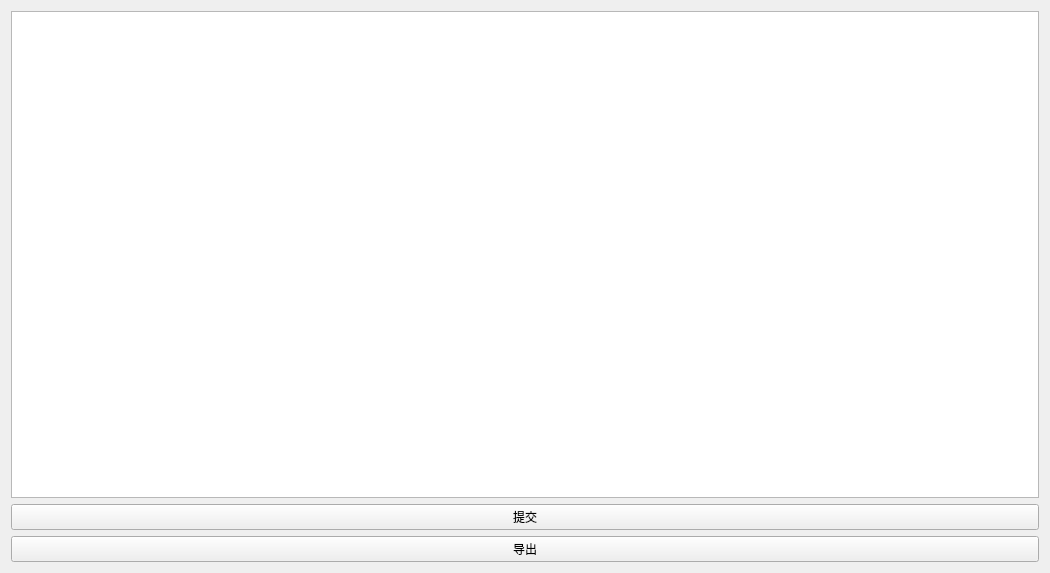
Old version of the form formroutedataquery.ui in the repository google1980/RouteAnalysis.
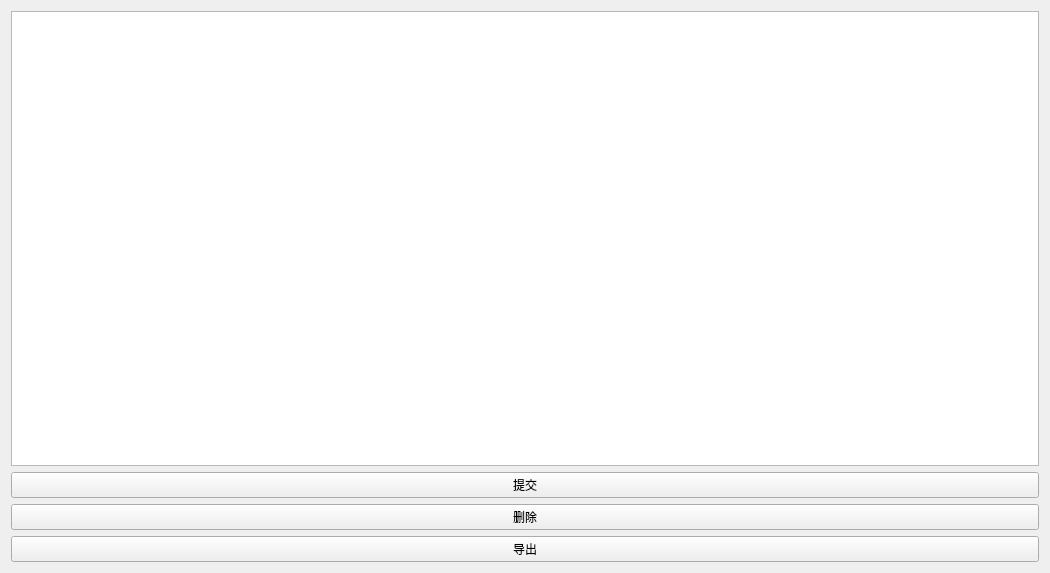
New version of the form.

```diff
--- a/formroutedataquery.ui
+++ b/formroutedataquery.ui
@@ -24,6 +24,13 @@
      </property>
     </widget>
    </item>
+   <item>
+    <widget class="QPushButton" name="deleteButton">
+     <property name="text">
+      <string>删除</string>
+     </property>
+    </widget>
+   </item>
    <item>
     <widget class="QPushButton" name="exportButton">
      <property name="text">
```
